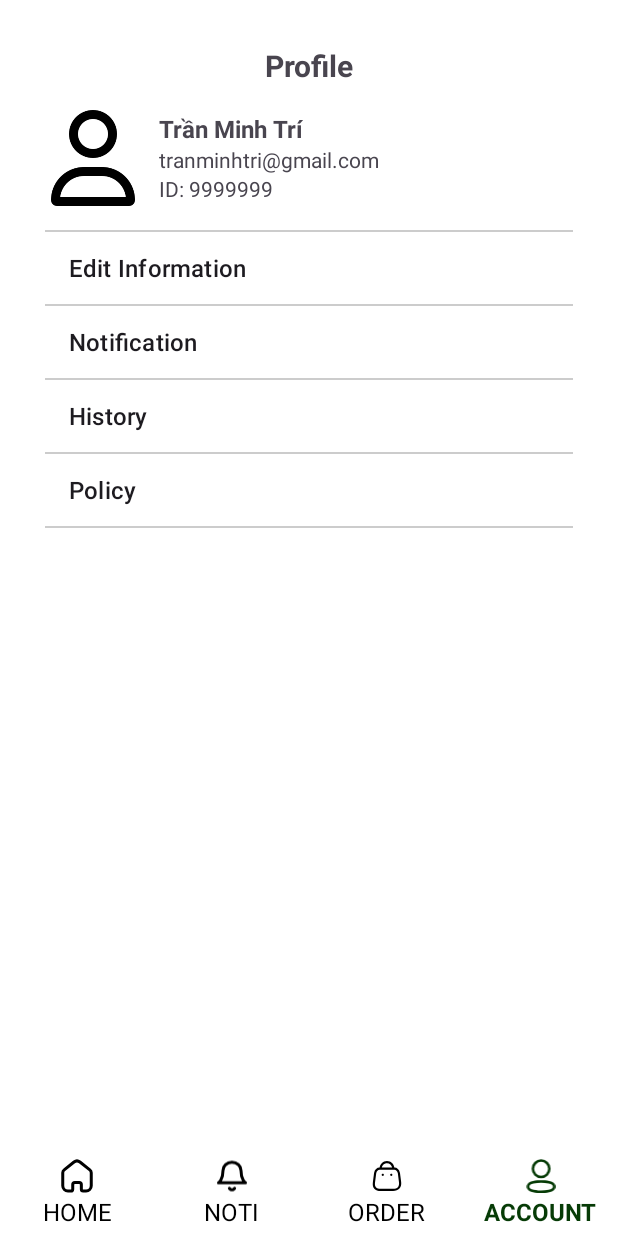
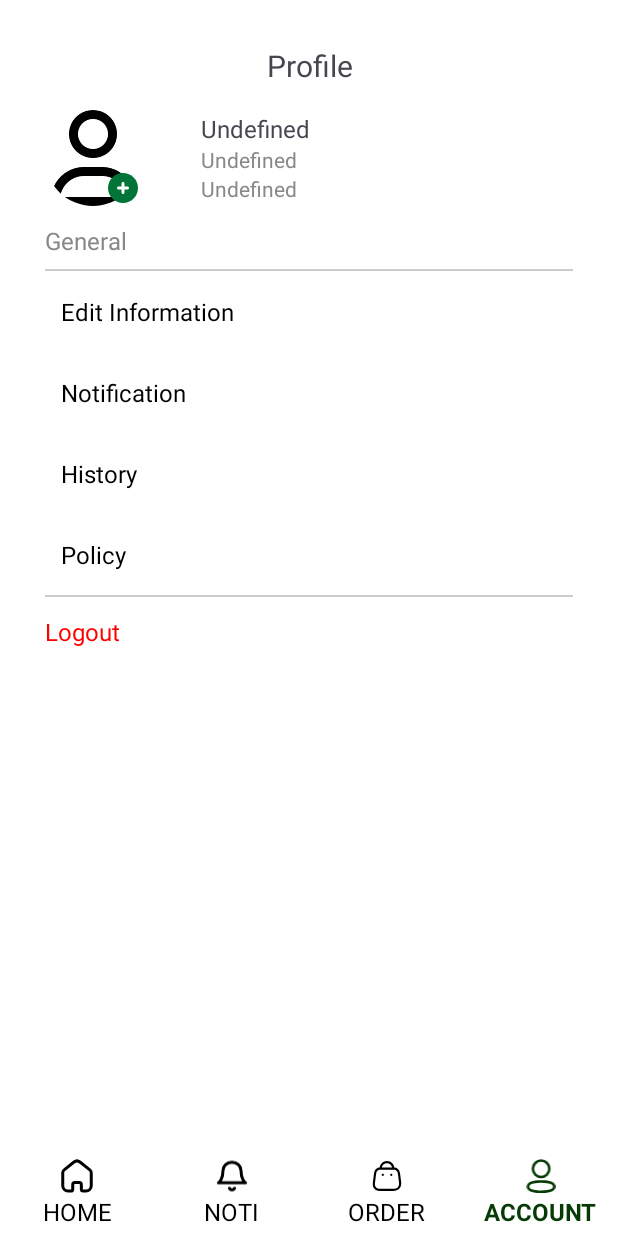
Before and after one commit to luuhavyy/collab-android-app, an Android app: the ProfileFragment screen opened through its navigation route, on a phone screen of 412 x 824 dp. Run offline under Robolectric (Android 15) with nearby library versions, the phone set to English and light mode, and no system bars; our stand-ins replace CircleImageView, navigation-ui.

Commit message:
update profile screen

```diff
--- a/app/src/main/java/com/luuhavyy/collabapp/ui/fragments/ProfileFragment.java
+++ b/app/src/main/java/com/luuhavyy/collabapp/ui/fragments/ProfileFragment.java
@@ -5,13 +5,13 @@ import android.os.Bundle;
 import android.view.LayoutInflater;
 import android.view.View;
 import android.view.ViewGroup;
-import android.widget.ArrayAdapter;
-import android.widget.ListView;
+import android.widget.LinearLayout;
 import android.widget.TextView;
 import android.widget.Toast;
 
 import androidx.annotation.NonNull;
 import androidx.annotation.Nullable;
+import androidx.core.content.ContextCompat;
 import androidx.fragment.app.Fragment;
 
 import com.luuhavyy.collabapp.R;
@@ -34,25 +34,41 @@ public class ProfileFragment extends Fragment {
     public void onViewCreated(@NonNull View view, @Nullable Bundle savedInstanceState) {
         super.onViewCreated(view, savedInstanceState);
 
-        ListView listView = view.findViewById(R.id.list_view);
+        LinearLayout menuContainer = view.findViewById(R.id.menu_container);
         String[] menuItems = requireContext().getResources().getStringArray(R.array.profile_menu_items);
-        ArrayAdapter<String> adapter = new ArrayAdapter<>(
-                requireContext(),
-                android.R.layout.simple_list_item_1,
-                menuItems
-        );
-        listView.setAdapter(adapter);
 
-        listView.setOnItemClickListener((adapterView, v, position, id) -> {
-            if (position == 0) { // Edit Information
-                Intent intent = new Intent(getActivity(), EditInformationActivity.class);
-                startActivity(intent);
-            }
-        });
+        for (int i = 0; i < menuItems.length; i++) {
+            final int index = i;
+            TextView item = new TextView(requireContext());
+            LinearLayout.LayoutParams params = new LinearLayout.LayoutParams(
+                    ViewGroup.LayoutParams.MATCH_PARENT,
+                    ViewGroup.LayoutParams.WRAP_CONTENT
+            );
+            params.setMargins(0, 4, 0, 4);
+            item.setLayoutParams(params);
+
+            item.setText(menuItems[i]);
+            item.setTextSize(16);
+            item.setTextColor(ContextCompat.getColor(requireContext(), android.R.color.black));
+            item.setPadding(16, 20, 16, 20);
+            item.setBackgroundResource(R.drawable.item_ripple_background);
+            item.setClickable(true);
+            item.setFocusable(true);
+
+            item.setOnClickListener(v -> {
+                if (index == 0) {
+                    startActivity(new Intent(getActivity(), EditInformationActivity.class));
+                }
+                // Add more cases if needed
+            });
+
+            menuContainer.addView(item);
+        }
 
         TextView logout = view.findViewById(R.id.tv_logout);
         logout.setOnClickListener(v -> {
             Toast.makeText(getContext(), "Logged out", Toast.LENGTH_SHORT).show();
         });
     }
+
 }
--- /dev/null
+++ b/app/src/main/res/drawable/circle_mask.xml
@@ -0,0 +1,5 @@
+<?xml version="1.0" encoding="utf-8"?>
+<shape xmlns:android="http://schemas.android.com/apk/res/android"
+    android:shape="oval">
+    <solid android:color="@android:color/white" />
+</shape>
--- /dev/null
+++ b/app/src/main/res/drawable/ic_add_circle.xml
@@ -0,0 +1,35 @@
+<?xml version="1.0" encoding="utf-8"?>
+<vector xmlns:android="http://schemas.android.com/apk/res/android"
+    android:width="24dp"
+    android:height="24dp"
+    android:viewportWidth="24"
+    android:viewportHeight="24">
+
+    <path
+        android:fillColor="@color/deep_green"
+        android:pathData="M12,2
+                          C6.48,2 2,6.48 2,12
+                          c0,5.52 4.48,10 10,10
+                          s10,-4.48 10,-10
+                          C22,6.48 17.52,2 12,2z" />
+
+    <path
+        android:fillColor="@android:color/white"
+        android:pathData="M13,11
+                          h2
+                          c0.55,0 1,0.45 1,1
+                          s-0.45,1 -1,1
+                          h-2
+                          v2
+                          c0,0.55 -0.45,1 -1,1
+                          s-1,-0.45 -1,-1
+                          v-2
+                          h-2
+                          c-0.55,0 -1,-0.45 -1,-1
+                          s0.45,-1 1,-1
+                          h2
+                          V9
+                          c0,-0.55 0.45,-1 1,-1
+                          s1,0.45 1,1
+                          v2z" />
+</vector>
--- /dev/null
+++ b/app/src/main/res/drawable/item_ripple_background.xml
@@ -0,0 +1,19 @@
+<?xml version="1.0" encoding="utf-8"?>
+<ripple xmlns:android="http://schemas.android.com/apk/res/android"
+    android:color="@color/light_gray">
+
+    <item android:id="@android:id/mask">
+        <shape android:shape="rectangle">
+            <solid android:color="@color/light_gray" />
+            <corners android:radius="8dp"/>
+        </shape>
+    </item>
+
+    <!-- Ripple applies to this item -->
+    <item>
+        <shape android:shape="rectangle">
+            <solid android:color="@android:color/transparent"/>
+            <corners android:radius="8dp"/>
+        </shape>
+    </item>
+</ripple>
--- a/app/src/main/res/layout/fragment_profile.xml
+++ b/app/src/main/res/layout/fragment_profile.xml
@@ -1,86 +1,111 @@
 <?xml version="1.0" encoding="utf-8"?>
-<LinearLayout
-    xmlns:android="http://schemas.android.com/apk/res/android"
-    android:orientation="vertical"
-    android:padding="@dimen/screen_padding"
+<LinearLayout xmlns:android="http://schemas.android.com/apk/res/android"
+    xmlns:app="http://schemas.android.com/apk/res-auto"
     android:layout_width="match_parent"
     android:layout_height="match_parent"
-    android:background="@color/white">
+    android:background="@color/white"
+    android:orientation="vertical"
+    android:padding="@dimen/screen_padding">
 
     <TextView
-        android:text="Profile"
-        android:textSize="20sp"
-        android:textStyle="bold"
+        android:layout_width="match_parent"
+        android:layout_height="wrap_content"
         android:gravity="center"
-        android:layout_width="match_parent"
-        android:layout_height="wrap_content" />
+        android:text="@string/profile"
+        android:textSize="20sp" />
 
     <LinearLayout
-        android:orientation="horizontal"
-        android:layout_marginTop="16dp"
         android:layout_width="match_parent"
         android:layout_height="wrap_content"
-        android:gravity="center_vertical">
+        android:layout_marginTop="16dp"
+        android:gravity="center_vertical"
+        android:orientation="horizontal">
 
-        <ImageView
-            android:id="@+id/avatar"
+        <FrameLayout
             android:layout_width="64dp"
-            android:layout_height="64dp"
-            android:src="@drawable/avatar_placeholder"
-            android:scaleType="centerCrop" />
+            android:layout_height="64dp">
+
+            <com.google.android.material.imageview.ShapeableImageView
+                android:id="@+id/avatar"
+                android:layout_width="match_parent"
+                android:layout_height="match_parent"
+                android:scaleType="centerCrop"
+                android:src="@drawable/avatar_placeholder"
+                app:shapeAppearanceOverlay="@style/CircleImageView" />
+
+            <ImageButton
+                android:id="@+id/btn_add_avatar"
+                android:layout_width="24dp"
+                android:layout_height="24dp"
+                android:layout_gravity="bottom|end"
+                android:background="?attr/selectableItemBackgroundBorderless"
+                android:padding="2dp"
+                android:src="@drawable/ic_add_circle" />
+        </FrameLayout>
 
         <LinearLayout
             android:layout_width="wrap_content"
             android:layout_height="wrap_content"
-            android:layout_marginStart="12dp"
+            android:layout_marginStart="40dp"
             android:orientation="vertical">
 
             <TextView
                 android:id="@+id/tv_name"
                 android:layout_width="wrap_content"
                 android:layout_height="wrap_content"
-                android:text="Trần Minh Trí"
-                android:textSize="16sp"
-                android:textStyle="bold" />
+                android:text="@string/undefined"
+                android:textSize="16sp" />
 
             <TextView
                 android:id="@+id/tv_email"
                 android:layout_width="wrap_content"
                 android:layout_height="wrap_content"
-                android:text="tranminhtri@gmail.com"
+                android:text="@string/undefined"
+                android:textColor="@color/gray"
                 android:textSize="14sp" />
 
             <TextView
                 android:id="@+id/tv_id"
                 android:layout_width="wrap_content"
                 android:layout_height="wrap_content"
-                android:text="ID: 9999999"
+                android:text="@string/undefined"
+                android:textColor="@color/gray"
                 android:textSize="14sp" />
         </LinearLayout>
     </LinearLayout>
 
+    <TextView
+        android:id="@+id/tv_general"
+        android:layout_width="match_parent"
+        android:layout_height="wrap_content"
+        android:paddingTop="12dp"
+        android:paddingBottom="8dp"
+        android:text="@string/general"
+        android:textColor="@color/gray"
+        android:textSize="16sp" />
+
     <View
         android:layout_width="match_parent"
         android:layout_height="1dp"
-        android:background="#CCCCCC"
-        android:layout_marginTop="16dp"/>
+        android:background="#CCC" />
 
-    <ListView
-        android:id="@+id/list_view"
+    <LinearLayout
+        android:id="@+id/menu_container"
         android:layout_width="match_parent"
-        android:layout_height="0dp"
-        android:layout_weight="1"
-        android:divider="#CCCCCC"
-        android:dividerHeight="1dp"
-        android:listSelector="@android:color/transparent" />
+        android:layout_height="wrap_content"
+        android:orientation="vertical" />
+
+    <View
+        android:layout_width="match_parent"
+        android:layout_height="1dp"
+        android:background="#CCC" />
 
     <TextView
         android:id="@+id/tv_logout"
-        android:text="Logout"
+        android:layout_width="match_parent"
+        android:layout_height="wrap_content"
+        android:layout_marginTop="12dp"
+        android:text="@string/logout"
         android:textColor="#FF0000"
-        android:layout_marginTop="12dp"
-        android:gravity="center"
-        android:textSize="16sp"
-        android:layout_width="match_parent"
-        android:layout_height="wrap_content" />
+        android:textSize="16sp" />
 </LinearLayout>
--- a/app/src/main/res/values/colors.xml
+++ b/app/src/main/res/values/colors.xml
@@ -8,4 +8,5 @@
     <color name="strong_green">#129D12</color>
     <color name="deep_green">#007537</color>
     <color name="gray">#888888</color>
+    <color name="light_gray">#D9D9D9</color>
 </resources>
--- a/app/src/main/res/values/strings.xml
+++ b/app/src/main/res/values/strings.xml
@@ -6,6 +6,10 @@
     <string name="address">Address</string>
     <string name="phone">Phone</string>
     <string name="save">Save</string>
+    <string name="logout">Logout</string>
+    <string name="general">General</string>
+    <string name="undefined">Undefined</string>
+    <string name="profile">Profile</string>
     <string-array name="profile_menu_items">
         <item>Edit Information</item>
         <item>Notification</item>
--- a/app/src/main/res/values/styles.xml
+++ b/app/src/main/res/values/styles.xml
@@ -13,4 +13,9 @@
         <item name="android:textSize">16sp</item>
         <item name="android:textColor">?android:textColorPrimary</item>
     </style>
+
+    <style name="CircleImageView" parent="">
+        <item name="cornerFamily">rounded</item>
+        <item name="cornerSize">50%</item>
+    </style>
 </resources>
```
Also changed, not shown: 1 other file.
